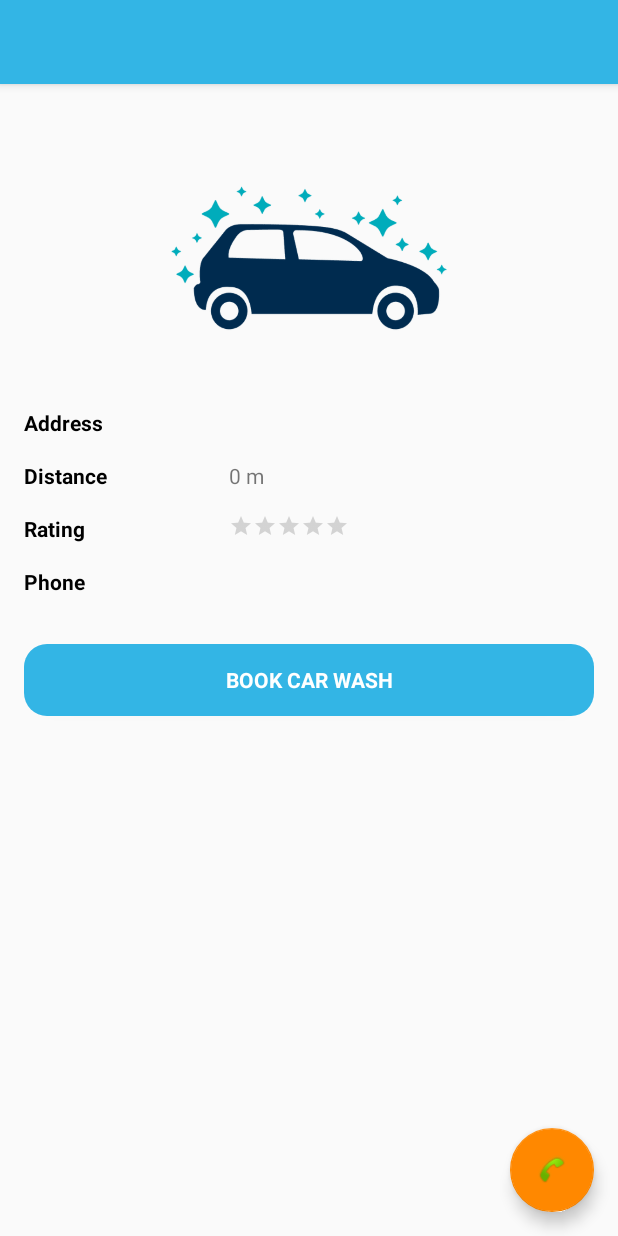
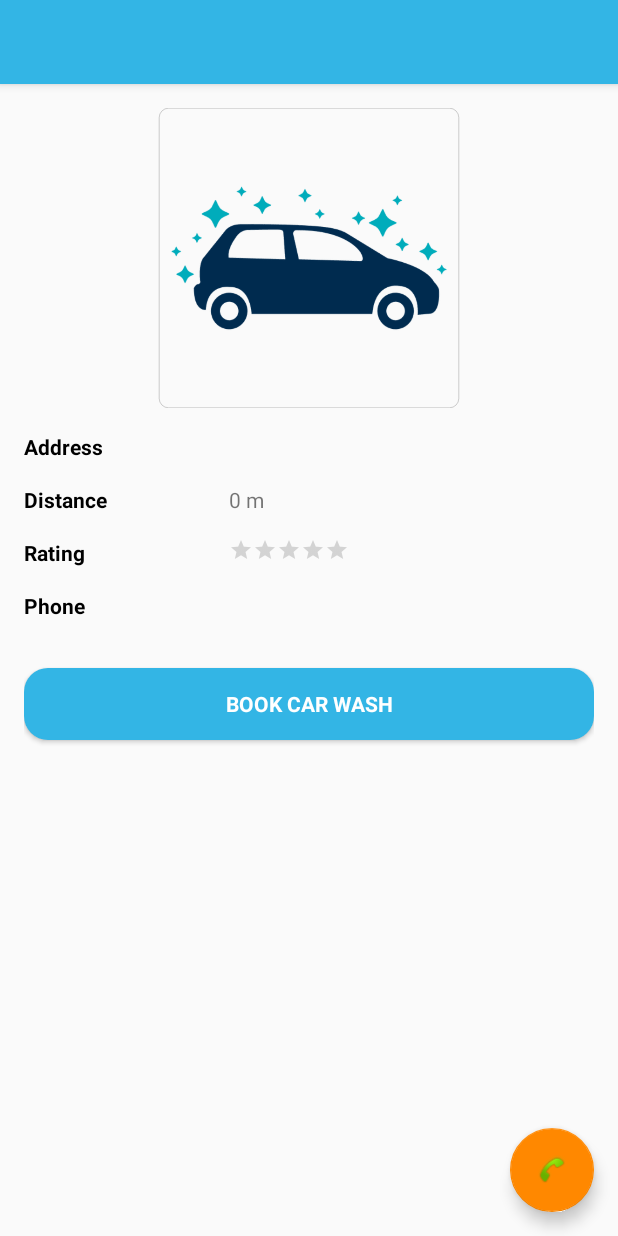
Before and after one commit to audwinoyong/sparkle, an Android app: the StoreDetailActivity screen opened directly, with no data from a screen before it, on a phone screen of 412 x 824 dp. Run offline under Robolectric (Android 15) with nearby library versions, the phone set to English and light mode, and no system bars; our stand-ins replace Picasso; pictures from the network do not load; 1 statement that could not run was skipped.

Commit message:
Implement fetching store photo
* Refactor constants

```diff
--- a/app/src/main/java/com/mad/sparkle/utils/FirebaseRepository.java
+++ b/app/src/main/java/com/mad/sparkle/utils/FirebaseRepository.java
@@ -13,7 +13,7 @@ import com.google.firebase.auth.FirebaseAuth;
 import com.mad.sparkle.R;
 import com.mad.sparkle.view.NavigationActivity;
 
-import static com.mad.sparkle.utils.Constants.TAG;
+import static com.mad.sparkle.utils.Constants.LOG_TAG;
 
 public class FirebaseRepository {
 
@@ -30,13 +30,13 @@ public class FirebaseRepository {
                             Intent mainIntent = new Intent(application.getApplicationContext(), NavigationActivity.class);
                             application.startActivity(mainIntent);
 
-                            Log.d(TAG, "signInWithEmail:success");
+                            Log.d(LOG_TAG, "signInWithEmail:success");
                         } else {
                             // If sign in fails, display a message to the user.
                             Toast.makeText(application.getApplicationContext(), R.string.error_incorrect_email_or_password,
                                     Toast.LENGTH_SHORT).show();
 
-                            Log.d(TAG, "signInWithEmail:failure");
+                            Log.d(LOG_TAG, "signInWithEmail:failure");
                         }
                     }
                 });
--- a/app/src/main/java/com/mad/sparkle/view/StoreDetailActivity.java
+++ b/app/src/main/java/com/mad/sparkle/view/StoreDetailActivity.java
@@ -1,18 +1,16 @@
 package com.mad.sparkle.view;
 
 import android.Manifest;
-import android.app.Activity;
 import android.content.Intent;
 import android.content.pm.PackageManager;
 import android.net.Uri;
 import android.os.Bundle;
-import android.support.annotation.NonNull;
 import android.support.design.widget.FloatingActionButton;
-import android.support.design.widget.Snackbar;
 import android.support.v4.app.ActivityCompat;
 import android.support.v4.content.ContextCompat;
 import android.support.v7.app.AppCompatActivity;
 import android.support.v7.widget.Toolbar;
+import android.text.TextUtils;
 import android.util.Log;
 import android.view.View;
 import android.widget.Button;
@@ -22,17 +20,12 @@ import android.widget.TextView;
 
 import com.mad.sparkle.R;
 import com.mad.sparkle.utils.Constants;
+import com.squareup.picasso.Picasso;
 
 import static com.mad.sparkle.utils.Constants.CALL_PREFIX;
-import static com.mad.sparkle.utils.Constants.TAG;
+import static com.mad.sparkle.utils.Constants.LOG_TAG;
 
 public class StoreDetailActivity extends AppCompatActivity {
-
-    public static final String NAME = "name";
-    public static final String ADDRESS = "address";
-    public static final String DISTANCE = "distance";
-    public static final String RATING = "rating";
-    public static final String PHONE = "phone";
 
     private ImageView mStoreImg;
     private TextView mAddressTv;
@@ -47,7 +40,8 @@ public class StoreDetailActivity extends AppCompatActivity {
         Toolbar toolbar = (Toolbar) findViewById(R.id.toolbar);
         setSupportActionBar(toolbar);
 
-        this.setTitle(getIntent().getStringExtra(NAME));
+        String name = getIntent().getStringExtra(Constants.NAME);
+        this.setTitle(name);
 
         mStoreImg = findViewById(R.id.activity_store_detail_img);
         mAddressTv = findViewById(R.id.activity_store_detail_address_tv);
@@ -55,15 +49,22 @@ public class StoreDetailActivity extends AppCompatActivity {
         mRatingBar = findViewById(R.id.activity_store_detail_ratingBar);
         mPhoneTv = findViewById(R.id.activity_store_detail_phone_tv);
 
-        int distance = getIntent().getIntExtra(DISTANCE, 0);
-        float rating = (float) getIntent().getDoubleExtra(RATING, 0);
-//        int rating = getIntent().getIntExtra(RATING, 0);
-        String phone = getIntent().getStringExtra(PHONE);
+        String photoReference = getIntent().getStringExtra(Constants.PHOTO_REFERENCE);
+        int distance = getIntent().getIntExtra(Constants.DISTANCE, 0);
+        float rating = (float) getIntent().getDoubleExtra(Constants.RATING, 0);
+        String phone = getIntent().getStringExtra(Constants.PHONE);
 
-        mAddressTv.setText(getIntent().getStringExtra(ADDRESS));
-        mDistanceTv.setText(String.valueOf(distance) + " m");
+        mAddressTv.setText(getIntent().getStringExtra(Constants.ADDRESS));
+        mDistanceTv.setText(String.format("%s m", String.valueOf(distance)));
         mRatingBar.setRating(rating);
         mPhoneTv.setText(formatPhoneNumber(phone));
+
+        if (!TextUtils.isEmpty(photoReference)) {
+            Log.d(LOG_TAG, "Fetching place photo for: " + name);
+            Picasso.get().load(getPhotoUrl(photoReference)).placeholder(R.drawable.app_logo).into(mStoreImg);
+
+//            Picasso.get().load("https://image.freepik.com/free-vector/car-wash-cartoon-vector_23-2147498053.jpg").placeholder(R.drawable.app_logo).into(mStoreImg);
+        }
 
         FloatingActionButton fab = (FloatingActionButton) findViewById(R.id.fab);
         fab.setOnClickListener(new View.OnClickListener() {
@@ -73,16 +74,16 @@ public class StoreDetailActivity extends AppCompatActivity {
                 if (ContextCompat.checkSelfPermission(StoreDetailActivity.this, Manifest.permission.CALL_PHONE) != PackageManager.PERMISSION_GRANTED) {
                     ActivityCompat.requestPermissions(StoreDetailActivity.this, new String[]{Manifest.permission.CALL_PHONE}, Constants.REQUEST_CALL_PHONE);
 
-                    Log.d(TAG, "Call phone permission requested");
+                    Log.d(LOG_TAG, "Call phone permission requested");
                 } else {
                     // If granted, execute the call
-                    String number = getIntent().getStringExtra(PHONE);
+                    String number = getIntent().getStringExtra(Constants.PHONE);
 
                     Intent callIntent = new Intent(Intent.ACTION_CALL);
                     callIntent.setData(Uri.parse(CALL_PREFIX + number));
                     startActivity(callIntent);
 
-                    Log.d(TAG, "Call phone permission granted");
+                    Log.d(LOG_TAG, "Call phone permission granted");
                 }
             }
         });
@@ -106,4 +107,14 @@ public class StoreDetailActivity extends AppCompatActivity {
     private String formatPhoneNumber(String phone) {
         return String.format("(%s) %s %s", phone.substring(0, 2), phone.substring(2, 6), phone.substring(6, 10));
     }
+
+    private String getPhotoUrl(String photoReference) {
+        StringBuilder photoUrlStringBuilder = new StringBuilder("https://maps.googleapis.com/maps/api/place/photo?");
+        photoUrlStringBuilder.append("maxwidth=" + "400");
+        photoUrlStringBuilder.append("&photoreference=" + photoReference);
+        photoUrlStringBuilder.append("&key=" + getString(R.string.google_maps_key));
+
+        Log.d(LOG_TAG, "url= " + photoUrlStringBuilder.toString());
+        return photoUrlStringBuilder.toString();
+    }
 }
--- a/app/src/main/java/com/mad/sparkle/viewmodel/LoginViewModel.java
+++ b/app/src/main/java/com/mad/sparkle/viewmodel/LoginViewModel.java
@@ -16,7 +16,7 @@ import com.google.firebase.auth.FirebaseAuth;
 import com.mad.sparkle.utils.FirebaseRepository;
 import com.mad.sparkle.R;
 
-import static com.mad.sparkle.utils.Constants.TAG;
+import static com.mad.sparkle.utils.Constants.LOG_TAG;
 
 public class LoginViewModel extends ViewModel {
 
@@ -74,7 +74,7 @@ public class LoginViewModel extends ViewModel {
         if (!cancel) {
             // Run AsyncTask
             new LoginAsyncTask().execute();
-            Log.d(TAG, "Attempting login");
+            Log.d(LOG_TAG, "Attempting login");
         }
     }
 
--- a/app/src/main/res/drawable/shape_button.xml
+++ b/app/src/main/res/drawable/shape_button.xml
@@ -1,7 +1,7 @@
 <?xml version="1.0" encoding="utf-8"?>
 <shape xmlns:android="http://schemas.android.com/apk/res/android"
     android:shape="rectangle">
-    <corners android:radius="15dp" />
+    <corners android:radius="16dp" />
     <padding
         android:bottom="10dp"
         android:left="10dp"
--- /dev/null
+++ b/app/src/main/res/drawable/shape_photo.xml
@@ -0,0 +1,13 @@
+<?xml version="1.0" encoding="utf-8"?>
+<layer-list xmlns:android="http://schemas.android.com/apk/res/android">
+    <item>
+        <shape>
+            <corners android:radius="16dp" />
+            <stroke
+                android:width="0.5dp"
+                android:color="@android:color/tertiary_text_light" />
+            <!--<solid android:color="@android:color/secondary_text_light_nodisable" />-->
+        </shape>
+    </item>
+    <item android:drawable="@drawable/app_logo" />
+</layer-list>
--- a/app/src/main/res/layout/content_store_detail.xml
+++ b/app/src/main/res/layout/content_store_detail.xml
@@ -11,10 +11,10 @@
 
     <ImageView
         android:id="@+id/activity_store_detail_img"
-        android:layout_width="wrap_content"
+        android:layout_width="match_parent"
         android:layout_height="200dp"
-        android:src="@drawable/app_logo" />
-
+        android:layout_marginBottom="16dp"
+        android:src="@drawable/shape_photo" />
 
     <TableLayout
         android:id="@+id/activity_store_detail_table"
--- a/app/src/main/res/layout/fragment_profile.xml
+++ b/app/src/main/res/layout/fragment_profile.xml
@@ -25,8 +25,8 @@
             android:layout_width="wrap_content"
             android:layout_height="wrap_content"
             android:layout_marginTop="16dp"
-            android:textStyle="bold"
-            android:textSize="20sp" />
+            android:textSize="20sp"
+            android:textStyle="bold" />
 
         <TextView
             android:id="@+id/fragment_profile_email"
```
Also changed, not shown: app/src/main/java/com/mad/sparkle/model/Store.java (+11 -10 lines), app/src/main/java/com/mad/sparkle/utils/Constants.java (+16 -2 lines), app/src/main/java/com/mad/sparkle/view/BookingConfirmationActivity.java (+28 -3 lines), app/src/main/java/com/mad/sparkle/view/MapFragment.java (+54 -73 lines), app/src/main/java/com/mad/sparkle/view/NavigationActivity.java (+11 -5 lines), app/src/main/java/com/mad/sparkle/view/RegisterActivity.java (+8 -11 lines), app/src/main/java/com/mad/sparkle/view/StoreFragment.java (+5 -5 lines).
